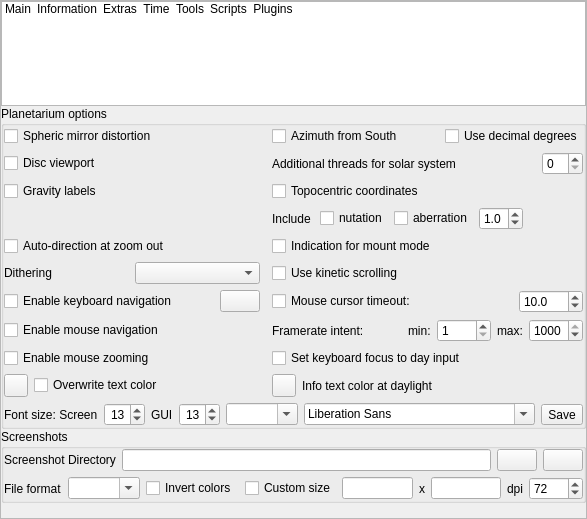
Stellarium/stellarium, file src/gui/configurationDialog.ui: the form before one commit.
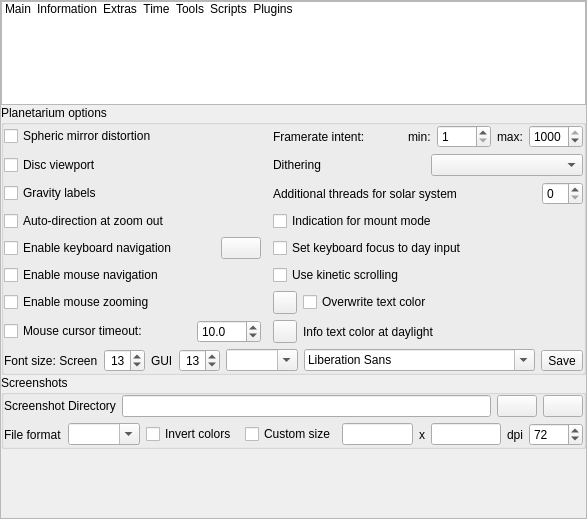
The form after the commit. The open tabs and pages were chosen to show the change. Icons and pictures are not drawn. Custom widgets are drawn as their Qt base class.

Patch:
```diff
--- a/src/gui/configurationDialog.ui
+++ b/src/gui/configurationDialog.ui
@@ -1124,31 +1124,110 @@
              <item row="1" column="0">
               <widget class="QCheckBox" name="checkBoxUMShortNotationSurfaceBrightness">
                <property name="text">
-                <string>Use short notation for unit of measurement of surface brightness</string>
+                <string>Short notation for units of surface brightness</string>
                </property>
               </widget>
              </item>
              <item row="0" column="0">
               <widget class="QCheckBox" name="checkBoxUMSurfaceBrightness">
                <property name="text">
-                <string>Use unit of measurement mag/arcsec^2 for surface brightness</string>
+                <string>Use mag/arcsec^2 for surface brightness</string>
                </property>
               </widget>
              </item>
              <item row="2" column="0">
               <widget class="QCheckBox" name="checkBoxUseFormattingOutput">
                <property name="text">
-                <string>Use formatting output for coordinates and time</string>
+                <string>Tabular output for coordinates and time</string>
                </property>
               </widget>
              </item>
              <item row="3" column="0">
               <widget class="QCheckBox" name="checkBoxUseCCSDesignations">
                <property name="text">
-                <string>Use designations for celestial coordinate systems</string>
+                <string>Designations for celestial coordinate systems</string>
                </property>
               </widget>
              </item>
+			 <item row="0" column="1">
+                <widget class="QCheckBox" name="azimuthFromSouthcheckBox">
+                 <property name="toolTip">
+                  <string>Activate this option to calculate azimuth from south towards west.</string>
+                 </property>
+                 <property name="text">
+                  <string>Azimuth from South</string>
+                 </property>
+                </widget>
+             </item>
+			 <item row="0" column="2" colspan="2">
+                <widget class="QCheckBox" name="decimalDegreeCheckBox">
+                 <property name="toolTip">
+                  <string>Use decimal degrees for coordinates</string>
+                 </property>
+                 <property name="text">
+                  <string>Use decimal degrees</string>
+                 </property>
+                </widget>
+             </item>
+			 <item row="1" column="1">
+                <widget class="QLabel" name="label_Include">
+				<property name="alignment">
+                  <set>Qt::AlignRight</set>
+                 </property>
+                 <property name="text">
+                  <string>Include </string>
+                 </property>
+                </widget>
+             </item>			   
+			 <item row="1" column="2" colspan="2">
+              <widget class="QCheckBox" name="topocentricCheckBox">
+               <property name="toolTip">
+                <string>Activate to view as seen from surface of the planet (recommended). If switched off, display planetocentric view.</string>
+               </property>
+               <property name="text">
+                <string>Topocentric coordinates</string>
+               </property>
+              </widget>
+             </item>
+			 <item row="2" column="2" colspan="2">
+                <widget class="QCheckBox" name="nutationCheckBox">
+                 <property name="toolTip">
+                  <string>Nutation is a small wobble of Earth's axis, amounting to a few arcseconds.</string>
+                 </property>
+                 <property name="text">
+                  <string>Nutation</string>
+                 </property>
+                </widget>
+               </item>
+               <item row="3" column="2">
+                <widget class="QCheckBox" name="aberrationCheckBox">
+                 <property name="toolTip">
+                  <string>Annual aberration is an annual wobble in positions, amounting to max. about 20 arcseconds for observers on Earth.</string>
+                 </property>
+                 <property name="text">
+                  <string>Aberration</string>
+                 </property>
+                </widget>
+               </item>
+               <item row="3" column="3">
+                <widget class="QDoubleSpinBox" name="aberrationSpinBox">
+                 <property name="toolTip">
+                  <string>Exaggerate aberration (for didactic explanations)</string>
+                 </property>
+                 <property name="decimals">
+                  <number>1</number>
+                 </property>
+                 <property name="maximum">
+                  <double>5.000000000000000</double>
+                 </property>
+                 <property name="singleStep">
+                  <double>0.100000000000000</double>
+                 </property>
+                 <property name="value">
+                  <double>1.000000000000000</double>
+                 </property>
+                </widget>
+               </item>
             </layout>
            </widget>
           </item>
@@ -1728,166 +1807,8 @@
              </property>
              <property name="bottomMargin">
               <number>0</number>
-             </property>
-             <item row="20" column="1" rowspan="2" colspan="3">
-              <layout class="QHBoxLayout" name="fontHorizontalLayout">
-               <item>
-                <widget class="QLabel" name="fontSizeLabel">
-                 <property name="text">
-                  <string>Font size: Screen</string>
-                 </property>
-                </widget>
-               </item>
-               <item>
-                <widget class="QSpinBox" name="screenFontSizeSpinBox">
-                 <property name="toolTip">
-                  <string>Base font size for on-screen text</string>
-                 </property>
-                 <property name="alignment">
-                  <set>Qt::AlignRight|Qt::AlignTrailing|Qt::AlignVCenter</set>
-                 </property>
-                 <property name="minimum">
-                  <number>5</number>
-                 </property>
-                 <property name="maximum">
-                  <number>50</number>
-                 </property>
-                 <property name="value">
-                  <number>13</number>
-                 </property>
-                </widget>
-               </item>
-               <item>
-                <widget class="QLabel" name="guiFontSizeLabel">
-                 <property name="toolTip">
-                  <string>Graphical user interface</string>
-                 </property>
-                 <property name="text">
-                  <string comment="abbreviation">GUI</string>
-                 </property>
-                </widget>
-               </item>
-               <item>
-                <widget class="QSpinBox" name="guiFontSizeSpinBox">
-                 <property name="toolTip">
-                  <string>Base font size for dialogs</string>
-                 </property>
-                 <property name="alignment">
-                  <set>Qt::AlignRight|Qt::AlignTrailing|Qt::AlignVCenter</set>
-                 </property>
-                 <property name="minimum">
-                  <number>7</number>
-                 </property>
-                 <property name="maximum">
-                  <number>50</number>
-                 </property>
-                 <property name="value">
-                  <number>13</number>
-                 </property>
-                </widget>
-               </item>
-               <item>
-                <spacer name="horizontalSpacer_7">
-                 <property name="orientation">
-                  <enum>Qt::Horizontal</enum>
-                 </property>
-                 <property name="sizeHint" stdset="0">
-                  <size>
-                   <width>40</width>
-                   <height>20</height>
-                  </size>
-                 </property>
-                </spacer>
-               </item>
-               <item>
-                <widget class="QComboBox" name="fontWritingSystemComboBox">
-                 <property name="toolTip">
-                  <string>Pre-select fonts for a particular writing system</string>
-                 </property>
-                 <property name="editable">
-                  <bool>true</bool>
-                 </property>
-                 <property name="insertPolicy">
-                  <enum>QComboBox::NoInsert</enum>
-                 </property>
-                </widget>
-               </item>
-               <item>
-                <widget class="QFontComboBox" name="fontComboBox">
-                 <property name="toolTip">
-                  <string>Application font</string>
-                 </property>
-                </widget>
-               </item>
-               <item>
-                <widget class="QToolButton" name="fontSaveToolButton">
-                 <property name="toolTip">
-                  <string>Store font settings</string>
-                 </property>
-                 <property name="text">
-                  <string>Save</string>
-                 </property>
-                 <property name="icon">
-                  <iconset resource="../../data/gui/guiRes.qrc">
-                   <normaloff>:/graphicGui/uibtSave.png</normaloff>
-                   <disabledoff>:/graphicGui/uibtSave-disabled.png</disabledoff>:/graphicGui/uibtSave.png</iconset>
-                 </property>
-                </widget>
-               </item>
-              </layout>
-             </item>
-             <item row="18" column="1">
-              <layout class="QHBoxLayout" name="horizontalLayout_15">
-               <item>
-                <widget class="ColorButton" name="overwriteTextColorButton">
-                 <property name="toolTip">
-                  <string>Info text color for overwrite</string>
-                 </property>
-                </widget>
-               </item>
-               <item>
-                <widget class="QCheckBox" name="overwriteTextColorCheckBox">
-                 <property name="toolTip">
-                  <string>Set one color for text in info panel for all objects</string>
-                 </property>
-                 <property name="text">
-                  <string>Overwrite text color</string>
-                 </property>
-                </widget>
-               </item>
-              </layout>
-             </item>
-             <item row="5" column="1">
-              <widget class="QCheckBox" name="autoZoomResetsDirectionCheckbox">
-               <property name="toolTip">
-                <string>When enabled, the &quot;auto zoom out&quot; key will also set the initial viewing direction</string>
-               </property>
-               <property name="text">
-                <string>Auto-direction at zoom out</string>
-               </property>
-              </widget>
-             </item>
-             <item row="2" column="1">
-              <widget class="QCheckBox" name="diskViewportCheckbox">
-               <property name="toolTip">
-                <string>Mask out everything outside a central circle in the main view</string>
-               </property>
-               <property name="text">
-                <string>Disc viewport</string>
-               </property>
-              </widget>
-             </item>
-             <item row="16" column="1">
-              <widget class="QCheckBox" name="enableMouseNavigationCheckBox">
-               <property name="toolTip">
-                <string>Allow mouse to pan (drag)</string>
-               </property>
-               <property name="text">
-                <string>Enable mouse navigation</string>
-               </property>
-              </widget>
-             </item>
-             <item row="1" column="1">
+             </property>			 
+			 <item row="0" column="1">
               <widget class="QCheckBox" name="sphericMirrorCheckbox">
                <property name="toolTip">
                 <string>Spheric mirror distortion is used when projecting Stellarium onto a spheric mirror for low-cost planetarium systems.</string>
@@ -1899,78 +1820,39 @@
                 <bool>true</bool>
                </property>
               </widget>
-             </item>
-             <item row="5" column="3">
-              <widget class="QCheckBox" name="indicationMountModeCheckBox">
+             </item>			 
+			 <item row="1" column="1">
+              <widget class="QCheckBox" name="diskViewportCheckbox">
                <property name="toolTip">
-                <string>Flash a short message when toggling mount mode.</string>
+                <string>Mask out everything outside a central circle in the main view</string>
                </property>
                <property name="text">
-                <string>Indication for mount mode</string>
+                <string>Disc viewport</string>
                </property>
               </widget>
              </item>
-             <item row="13" column="3">
-              <layout class="QHBoxLayout" name="mouseTimeoutLayout">
-               <item>
-                <widget class="QCheckBox" name="mouseTimeoutCheckbox">
-                 <property name="toolTip">
-                  <string>Hides the mouse cursor when inactive</string>
-                 </property>
-                 <property name="text">
-                  <string>Mouse cursor timeout:</string>
-                 </property>
-                </widget>
-               </item>
-               <item>
-                <spacer name="horizontalSpacer">
-                 <property name="orientation">
-                  <enum>Qt::Horizontal</enum>
-                 </property>
-                 <property name="sizeHint" stdset="0">
-                  <size>
-                   <width>30</width>
-                   <height>20</height>
-                  </size>
-                 </property>
-                </spacer>
-               </item>
-               <item>
-                <widget class="QDoubleSpinBox" name="mouseTimeoutSpinBox">
-                 <property name="toolTip">
-                  <string>seconds</string>
-                 </property>
-                 <property name="keyboardTracking">
-                  <bool>false</bool>
-                 </property>
-                 <property name="decimals">
-                  <number>1</number>
-                 </property>
-                 <property name="minimum">
-                  <double>0.000000000000000</double>
-                 </property>
-                 <property name="maximum">
-                  <double>3600.000000000000000</double>
-                 </property>
-                 <property name="value">
-                  <double>10.000000000000000</double>
-                 </property>
-                </widget>
-               </item>
-              </layout>
-             </item>
-             <item row="17" column="1">
-              <widget class="QCheckBox" name="enableMouseZoomingCheckBox">
+			 <item row="2" column="1">
+              <widget class="QCheckBox" name="gravityLabelCheckbox">
                <property name="toolTip">
-                <string>Allow mouse to zoom (mousewheel)</string>
+                <string>Align labels with the screen center</string>
                </property>
                <property name="text">
-                <string>Enable mouse zooming</string>
+                <string>Gravity labels</string>
                </property>
               </widget>
+             </item>             
+             <item row="3" column="1">
+              <widget class="QCheckBox" name="autoZoomResetsDirectionCheckbox">
+               <property name="toolTip">
+                <string>When enabled, the &quot;auto zoom out&quot; key will also set the initial viewing direction</string>
+               </property>
+               <property name="text">
+                <string>Auto-direction at zoom out</string>
+               </property>
+              </widget>
              </item>
-             <item row="12" column="1">
-              <layout class="QHBoxLayout" name="horizontalLayout_10">
+             <item row="1" column="3">
+              <layout class="QHBoxLayout" name="horizontalLayout_dither">
                <item>
                 <widget class="QLabel" name="dithering_label">
                  <property name="text">
@@ -1983,17 +1865,7 @@
                </item>
               </layout>
              </item>
-             <item row="17" column="3">
-              <widget class="QCheckBox" name="focusOnDaySpinnerCheckBox">
-               <property name="toolTip">
-                <string>Force date/time tab and focus on day input when activating date panel</string>
-               </property>
-               <property name="text">
-                <string>Set keyboard focus to day input</string>
-               </property>
-              </widget>
-             </item>
-             <item row="16" column="3">
+             <item row="0" column="3">
               <layout class="QHBoxLayout" name="horizontalLayout_fps">
                <item>
                 <widget class="QLabel" name="label_fpsIntent">
@@ -2066,8 +1938,42 @@
                </item>
               </layout>
              </item>
-             <item row="13" column="1">
-              <layout class="QHBoxLayout" name="horizontalLayout_13">
+             <item row="2" column="3">
+              <layout class="QHBoxLayout" name="horizontalLayout_threads">
+               <item>
+                <widget class="QLabel" name="label_threads">
+                 <property name="text">
+                  <string>Additional threads for solar system</string>
+                 </property>
+                </widget>
+               </item>
+               <item>
+                <spacer name="horizontalSpacer_12">
+                 <property name="orientation">
+                  <enum>Qt::Horizontal</enum>
+                 </property>
+                 <property name="sizeHint" stdset="0">
+                  <size>
+                   <width>40</width>
+                   <height>20</height>
+                  </size>
+                 </property>
+                </spacer>
+               </item>
+               <item>
+                <widget class="QSpinBox" name="solarSystemThreadNumberSpinBox">
+                 <property name="toolTip">
+                  <string>A few additional threads may improve speed with many solar system objects. Observe what works best on your multicore system.</string>
+                 </property>
+                 <property name="maximum">
+                  <number>31</number>
+                 </property>
+                </widget>
+               </item>
+              </layout>
+             </item>
+             <item row="4" column="1">
+              <layout class="QHBoxLayout" name="horizontalLayout_keyboardNavigation">
                <item>
                 <widget class="QCheckBox" name="enableKeysNavigationCheckBox">
                  <property name="toolTip">
@@ -2110,18 +2016,97 @@
                 </widget>
                </item>
               </layout>
+             </item>             
+             <item row="5" column="1">
+              <widget class="QCheckBox" name="enableMouseNavigationCheckBox">
+               <property name="toolTip">
+                <string>Allow mouse to pan (drag)</string>
+               </property>
+               <property name="text">
+                <string>Enable mouse navigation</string>
+               </property>
+              </widget>
+             </item>             			 
+             <item row="6" column="1">
+              <widget class="QCheckBox" name="enableMouseZoomingCheckBox">
+               <property name="toolTip">
+                <string>Allow mouse to zoom (mousewheel)</string>
+               </property>
+               <property name="text">
+                <string>Enable mouse zooming</string>
+               </property>
+              </widget>
+             </item>
+             <item row="7" column="1">
+              <layout class="QHBoxLayout" name="mouseTimeoutLayout">
+               <item>
+                <widget class="QCheckBox" name="mouseTimeoutCheckbox">
+                 <property name="toolTip">
+                  <string>Hides the mouse cursor when inactive</string>
+                 </property>
+                 <property name="text">
+                  <string>Mouse cursor timeout:</string>
+                 </property>
+                </widget>
+               </item>
+               <item>
+                <spacer name="horizontalSpacer">
+                 <property name="orientation">
+                  <enum>Qt::Horizontal</enum>
+                 </property>
+                 <property name="sizeHint" stdset="0">
+                  <size>
+                   <width>30</width>
+                   <height>20</height>
+                  </size>
+                 </property>
+                </spacer>
+               </item>
+               <item>
+                <widget class="QDoubleSpinBox" name="mouseTimeoutSpinBox">
+                 <property name="toolTip">
+                  <string>seconds</string>
+                 </property>
+                 <property name="keyboardTracking">
+                  <bool>false</bool>
+                 </property>
+                 <property name="decimals">
+                  <number>1</number>
+                 </property>
+                 <property name="minimum">
+                  <double>0.000000000000000</double>
+                 </property>
+                 <property name="maximum">
+                  <double>3600.000000000000000</double>
+                 </property>
+                 <property name="value">
+                  <double>10.000000000000000</double>
+                 </property>
+                </widget>
+               </item>
+              </layout>
              </item>
              <item row="3" column="3">
-              <widget class="QCheckBox" name="topocentricCheckBox">
+              <widget class="QCheckBox" name="indicationMountModeCheckBox">
                <property name="toolTip">
-                <string>Activate to view as seen from surface of the planet (recommended). If switched off, display planetocentric view.</string>
+                <string>Flash a short message when toggling mount mode.</string>
                </property>
                <property name="text">
-                <string>Topocentric coordinates</string>
+                <string>Indication for mount mode</string>
                </property>
               </widget>
              </item>
-             <item row="12" column="3">
+            <item row="4" column="3">
+              <widget class="QCheckBox" name="focusOnDaySpinnerCheckBox">
+               <property name="toolTip">
+                <string>Force date/time tab and focus on day input when activating date panel</string>
+               </property>
+               <property name="text">
+                <string>Set keyboard focus to day input</string>
+               </property>
+              </widget>
+             </item>
+            <item row="5" column="3">
               <widget class="QCheckBox" name="kineticScrollingCheckBox">
                <property name="toolTip">
                 <string>Kinetic scrolling means dragging text panels directly instead of dragging window handles.</string>
@@ -2131,7 +2116,28 @@
                </property>
               </widget>
              </item>
-             <item row="18" column="3">
+             <item row="6" column="3">
+              <layout class="QHBoxLayout" name="horizontalLayout_15">
+               <item>
+                <widget class="ColorButton" name="overwriteTextColorButton">
+                 <property name="toolTip">
+                  <string>Info text color for overwrite</string>
+                 </property>
+                </widget>
+               </item>
+               <item>
+                <widget class="QCheckBox" name="overwriteTextColorCheckBox">
+                 <property name="toolTip">
+                  <string>Set one color for text in info panel for all objects</string>
+                 </property>
+                 <property name="text">
+                  <string>Overwrite text color</string>
+                 </property>
+                </widget>
+               </item>
+              </layout>
+             </item>
+             <item row="7" column="3">
               <layout class="QHBoxLayout" name="horizontalLayout_14">
                <item>
                 <widget class="ColorButton" name="daylightTextColorButton">
@@ -2149,66 +2155,65 @@
                </item>
               </layout>
              </item>
-             <item row="3" column="1">
-              <widget class="QCheckBox" name="gravityLabelCheckbox">
-               <property name="toolTip">
-                <string>Align labels with the screen center</string>
-               </property>
-               <property name="text">
-                <string>Gravity labels</string>
-               </property>
-              </widget>
-             </item>
-             <item row="4" column="3">
-              <layout class="QHBoxLayout" name="aberrationHorizontalLayout">
+             <item row="8" column="1" colspan="3">
+              <layout class="QHBoxLayout" name="fontHorizontalLayout">
                <item>
-                <widget class="QLabel" name="label_Include">
+                <widget class="QLabel" name="fontSizeLabel">
                  <property name="text">
-                  <string>Include </string>
+                  <string>Font size: Screen</string>
                  </property>
                 </widget>
                </item>
                <item>
-                <widget class="QCheckBox" name="nutationCheckBox">
+                <widget class="QSpinBox" name="screenFontSizeSpinBox">
                  <property name="toolTip">
-                  <string>Nutation is a small wobble of Earth's axis, amounting to a few arcseconds.</string>
+                  <string>Base font size for on-screen text</string>
                  </property>
-                 <property name="text">
-                  <string>nutation</string>
+                 <property name="alignment">
+                  <set>Qt::AlignRight|Qt::AlignTrailing|Qt::AlignVCenter</set>
                  </property>
+                 <property name="minimum">
+                  <number>5</number>
+                 </property>
+                 <property name="maximum">
+                  <number>50</number>
+                 </property>
+                 <property name="value">
+                  <number>13</number>
+                 </property>
                 </widget>
                </item>
                <item>
-                <widget class="QCheckBox" name="aberrationCheckBox">
+                <widget class="QLabel" name="guiFontSizeLabel">
                  <property name="toolTip">
-                  <string>Annual aberration is an annual wobble in positions, amounting to max. about 20 arcseconds for observers on Earth.</string>
+                  <string>Graphical user interface</string>
                  </property>
                  <property name="text">
-                  <string>aberration</string>
+                  <string comment="abbreviation">GUI</string>
                  </property>
                 </widget>
                </item>
                <item>
-                <widget class="QDoubleSpinBox" name="aberrationSpinBox">
+                <widget class="QSpinBox" name="guiFontSizeSpinBox">
                  <property name="toolTip">
-                  <string>Exaggerate aberration (for didactic explanations)</string>
+                  <string>Base font size for dialogs</string>
                  </property>
-                 <property name="decimals">
-                  <number>1</number>
+                 <property name="alignment">
+                  <set>Qt::AlignRight|Qt::AlignTrailing|Qt::AlignVCenter</set>
                  </property>
+                 <property name="minimum">
+                  <number>7</number>
+                 </property>
                  <property name="maximum">
-                  <double>5.000000000000000</double>
+                  <number>50</number>
                  </property>
-                 <property name="singleStep">
-                  <double>0.100000000000000</double>
-                 </property>
                  <property name="value">
-                  <double>1.000000000000000</double>
+                  <number>13</number>
                  </property>
                 </widget>
                </item>
                <item>
-                <spacer name="horizontalSpacer_4">
+                <spacer name="horizontalSpacer_7">
                  <property name="orientation">
                   <enum>Qt::Horizontal</enum>
                  </property>
@@ -2220,74 +2225,38 @@
                  </property>
                 </spacer>
                </item>
-              </layout>
-             </item>
-             <item row="1" column="3">
-              <layout class="QHBoxLayout" name="horizontalLayout_11">
                <item>
-                <widget class="QCheckBox" name="azimuthFromSouthcheckBox">
+                <widget class="QComboBox" name="fontWritingSystemComboBox">
                  <property name="toolTip">
-                  <string>Activate this option to calculate azimuth from south towards west.</string>
+                  <string>Pre-select fonts for a particular writing system</string>
                  </property>
-                 <property name="text">
-                  <string>Azimuth from South</string>
+                 <property name="editable">
+                  <bool>true</bool>
                  </property>
+                 <property name="insertPolicy">
+                  <enum>QComboBox::NoInsert</enum>
+                 </property>
                 </widget>
                </item>
                <item>
-                <spacer name="horizontalSpacer_10">
-                 <property name="orientation">
-                  <enum>Qt::Horizontal</enum>
-                 </property>
-                 <property name="sizeHint" stdset="0">
-                  <size>
-                   <width>40</width>
-                   <height>20</height>
-                  </size>
-                 </property>
-                </spacer>
-               </item>
-               <item>
-                <widget class="QCheckBox" name="decimalDegreeCheckBox">
+                <widget class="QFontComboBox" name="fontComboBox">
                  <property name="toolTip">
-                  <string>Use decimal degrees for coordinates</string>
+                  <string>Application font</string>
                  </property>
-                 <property name="text">
-                  <string>Use decimal degrees</string>
-                 </property>
                 </widget>
                </item>
-              </layout>
-             </item>
-             <item row="2" column="3">
-              <layout class="QHBoxLayout" name="horizontalLayout_16">
                <item>
-                <widget class="QLabel" name="label_4">
-                 <property name="text">
-                  <string>Additional threads for solar system</string>
-                 </property>
-                </widget>
-               </item>
-               <item>
-                <spacer name="horizontalSpacer_12">
-                 <property name="orientation">
-                  <enum>Qt::Horizontal</enum>
-                 </property>
-                 <property name="sizeHint" stdset="0">
-                  <size>
-                   <width>40</width>
-                   <height>20</height>
-                  </size>
-                 </property>
-                </spacer>
-               </item>
-               <item>
-                <widget class="QSpinBox" name="solarSystemThreadNumberSpinBox">
+                <widget class="QToolButton" name="fontSaveToolButton">
                  <property name="toolTip">
-                  <string>A few additional threads may improve speed with many solar system objects. Observe what works best on your multicore system.</string>
+                  <string>Store font settings</string>
                  </property>
-                 <property name="maximum">
-                  <number>31</number>
+                 <property name="text">
+                  <string>Save</string>
+                 </property>
+                 <property name="icon">
+                  <iconset resource="../../data/gui/guiRes.qrc">
+                   <normaloff>:/graphicGui/uibtSave.png</normaloff>
+                   <disabledoff>:/graphicGui/uibtSave-disabled.png</disabledoff>:/graphicGui/uibtSave.png</iconset>
                  </property>
                 </widget>
                </item>
```
